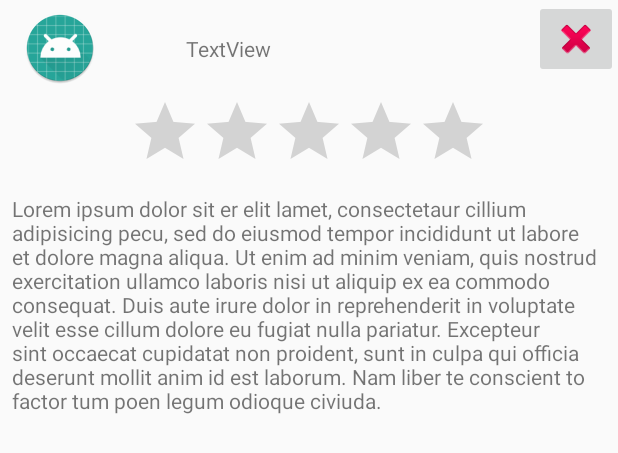
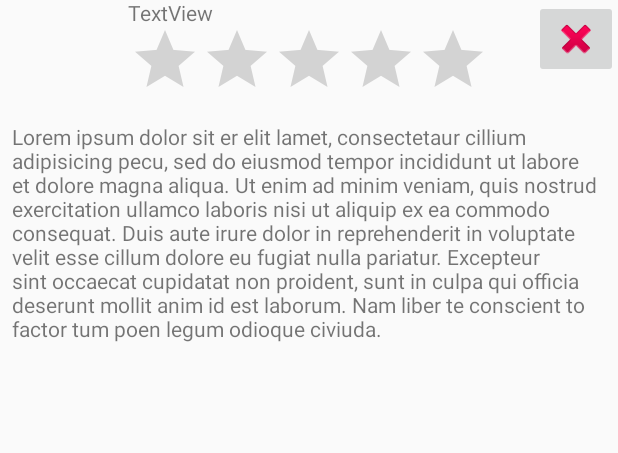
Before and after one commit to Fnandoz/TEDxCESUPA, an Android app: the layout palestrante_dialog.xml on its own in the app's theme, with its tools: preview values and no code run, on a phone screen of 412 x 824 dp. Shown: the top 453 px of the screen. Run offline under Robolectric (Android 15) with nearby library versions, the phone set to English and light mode, and no system bars.

Commit message:
Atualizando mipmap

```diff
--- a/app/src/main/AndroidManifest.xml
+++ b/app/src/main/AndroidManifest.xml
@@ -8,7 +8,7 @@
         android:allowBackup="true"
         android:icon="@mipmap/ic_launcher"
         android:label="@string/app_name"
-        android:roundIcon="@mipmap/ic_launcher_round"
+        android:roundIcon="@mipmap/ic_circle_launcher"
         android:supportsRtl="true"
         android:theme="@style/TEDxCESUPA">
 
--- a/app/src/main/res/layout/palestrante_dialog.xml
+++ b/app/src/main/res/layout/palestrante_dialog.xml
@@ -15,8 +15,7 @@
         app:layout_constraintBottom_toBottomOf="parent"
         app:layout_constraintLeft_toLeftOf="parent"
         app:layout_constraintTop_toTopOf="parent"
-        app:layout_constraintVertical_bias="0.0"
-        app:srcCompat="@mipmap/ic_launcher_round" />
+        app:layout_constraintVertical_bias="0.0" />
 
     <TextView
         android:id="@+id/nomePalestranteDialog"
--- a/app/src/main/res/layout/palestrantes_item_list.xml
+++ b/app/src/main/res/layout/palestrantes_item_list.xml
@@ -10,7 +10,6 @@
         android:id="@+id/palestranteImageView"
         android:layout_width="wrap_content"
         android:layout_height="wrap_content"
-        app:srcCompat="@mipmap/ic_launcher_round"
         tools:layout_editor_absoluteX="1dp"
         tools:layout_editor_absoluteY="6dp" />
 
```
Also changed, not shown: app/src/main/res/mipmap-hdpi/ic_launcher.png, app/src/main/res/mipmap-hdpi/ic_launcher_round.png (deleted), app/src/main/res/mipmap-mdpi/ic_launcher.png, app/src/main/res/mipmap-mdpi/ic_launcher_round.png (deleted), app/src/main/res/mipmap-xhdpi/ic_launcher.png, app/src/main/res/mipmap-xhdpi/ic_launcher_round.png (deleted), app/src/main/res/mipmap-xxhdpi/ic_launcher.png, app/src/main/res/mipmap-xxhdpi/ic_launcher_round.png (deleted), app/src/main/res/mipmap-xxxhdpi/ic_launcher.png, app/src/main/res/mipmap-xxxhdpi/ic_launcher_round.png (deleted).
